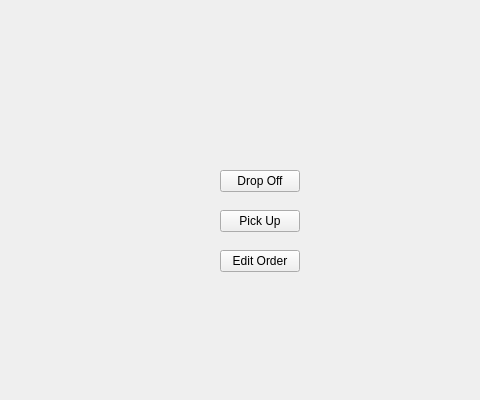
LAVjr97/CProgram, file mainwindow.ui: the form before one commit; both pictures show x 320 to 800 and y 0 to 400 of the 800 by 600 pixel window.
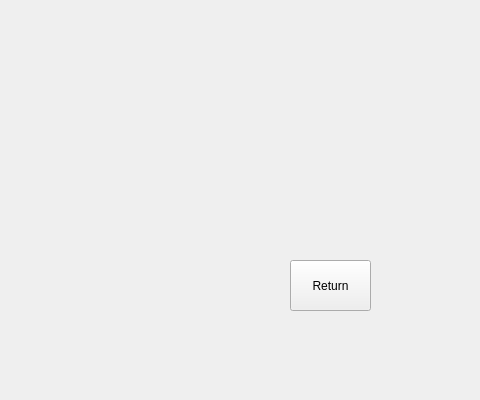
The form after the commit.

```diff
--- a/mainwindow.ui
+++ b/mainwindow.ui
@@ -24,7 +24,7 @@
      </rect>
     </property>
     <property name="currentIndex">
-     <number>0</number>
+     <number>3</number>
     </property>
     <widget class="QWidget" name="main">
      <widget class="QPushButton" name="btnDropOff">
@@ -313,6 +313,34 @@
        <string>Return</string>
       </property>
      </widget>
+     <widget class="QPushButton" name="btnNewCustomerPg">
+      <property name="geometry">
+       <rect>
+        <x>540</x>
+        <y>240</y>
+        <width>141</width>
+        <height>41</height>
+       </rect>
+      </property>
+      <property name="text">
+       <string>New Cusomter</string>
+      </property>
+     </widget>
+    </widget>
+    <widget class="QWidget" name="pgCustomerNew">
+     <widget class="QPushButton" name="btnReturn_3">
+      <property name="geometry">
+       <rect>
+        <x>610</x>
+        <y>260</y>
+        <width>81</width>
+        <height>51</height>
+       </rect>
+      </property>
+      <property name="text">
+       <string>Return</string>
+      </property>
+     </widget>
     </widget>
    </widget>
   </widget>
```
Left out of the diff: 4 changed lines with no effect on the pictures.
